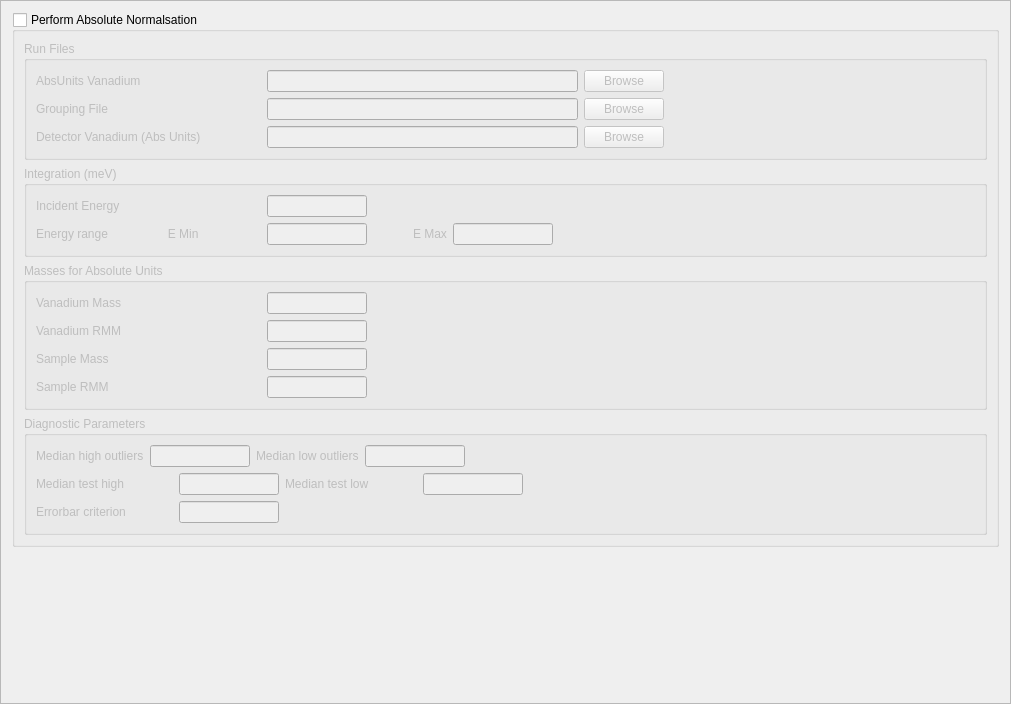
Above: Code/Mantid/scripts/Interface/ui/inelastic/dgs_absolute_units.ui from mantidproject/mantid before the change. Below: the same form after it.
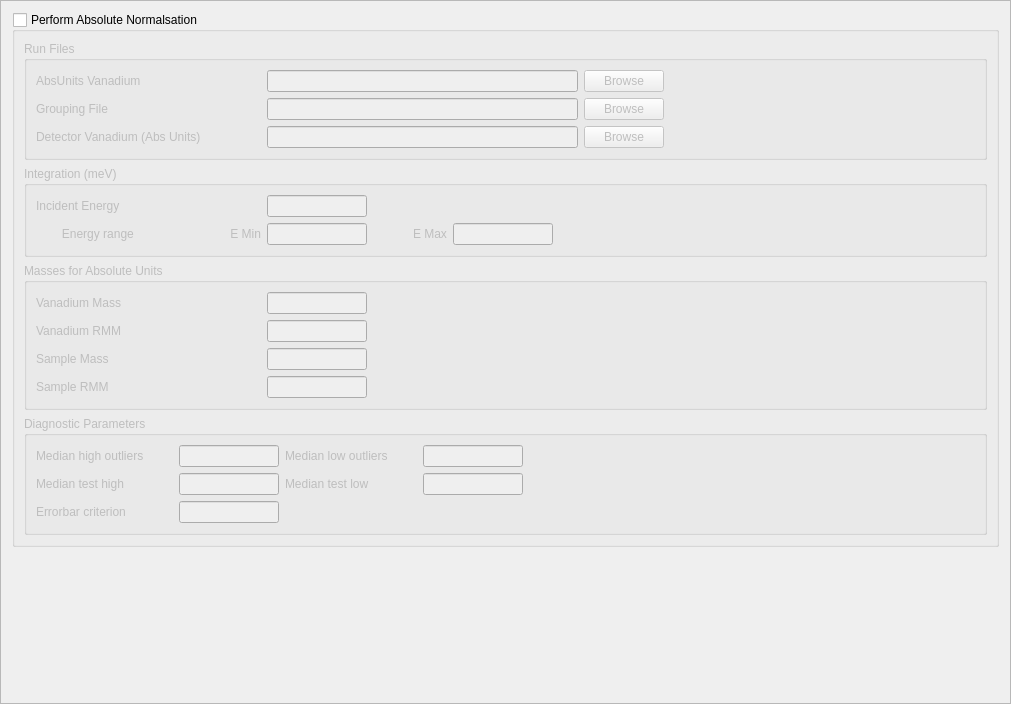
That is the form after the change.

Commit message: Refs #5454. GUI layout tweaks.

```diff
--- a/Code/Mantid/scripts/Interface/ui/inelastic/dgs_absolute_units.ui
+++ b/Code/Mantid/scripts/Interface/ui/inelastic/dgs_absolute_units.ui
@@ -224,7 +224,10 @@
               </size>
              </property>
              <property name="text">
-              <string>Energy range                  E Min</string>
+              <string>Energy range                             E Min</string>
+             </property>
+             <property name="alignment">
+              <set>Qt::AlignRight|Qt::AlignTrailing|Qt::AlignVCenter</set>
              </property>
             </widget>
            </item>
@@ -486,6 +489,12 @@
           <layout class="QHBoxLayout" name="horizontalLayout_10">
            <item>
             <widget class="QLabel" name="median_test_out_high_label">
+             <property name="minimumSize">
+              <size>
+               <width>137</width>
+               <height>0</height>
+              </size>
+             </property>
              <property name="text">
               <string>Median high outliers</string>
              </property>
@@ -503,6 +512,12 @@
            </item>
            <item>
             <widget class="QLabel" name="median_test_out_low_label">
+             <property name="minimumSize">
+              <size>
+               <width>132</width>
+               <height>0</height>
+              </size>
+             </property>
              <property name="text">
               <string>Median low outliers</string>
              </property>
```
The commit also changes 7 other files.
